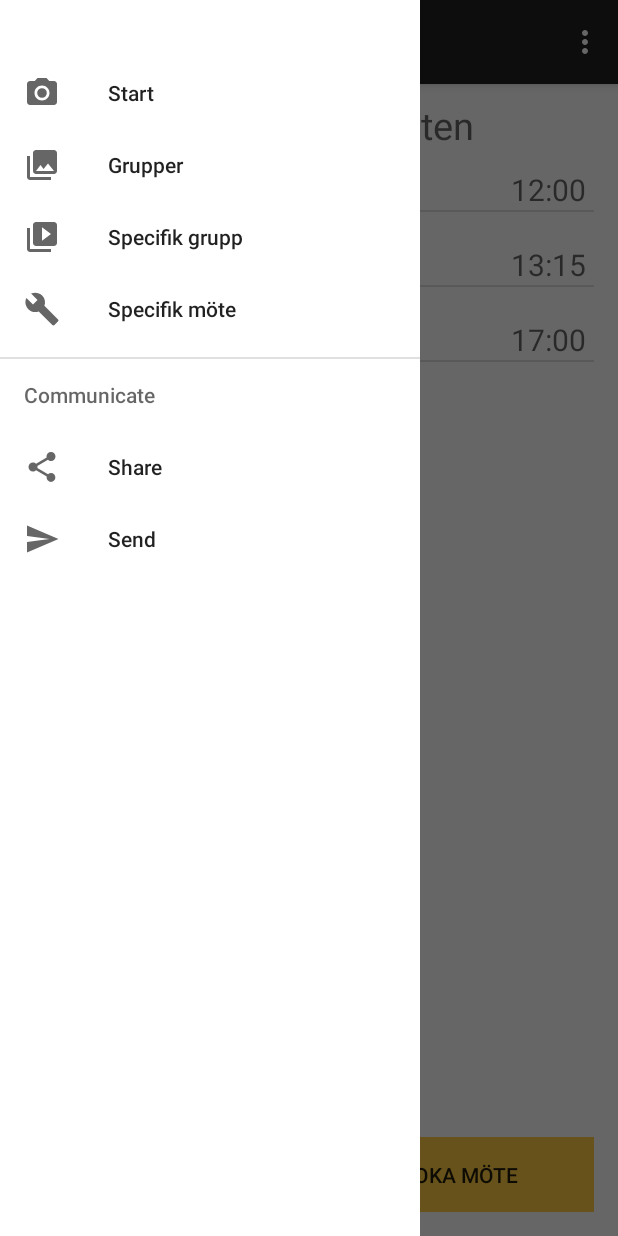
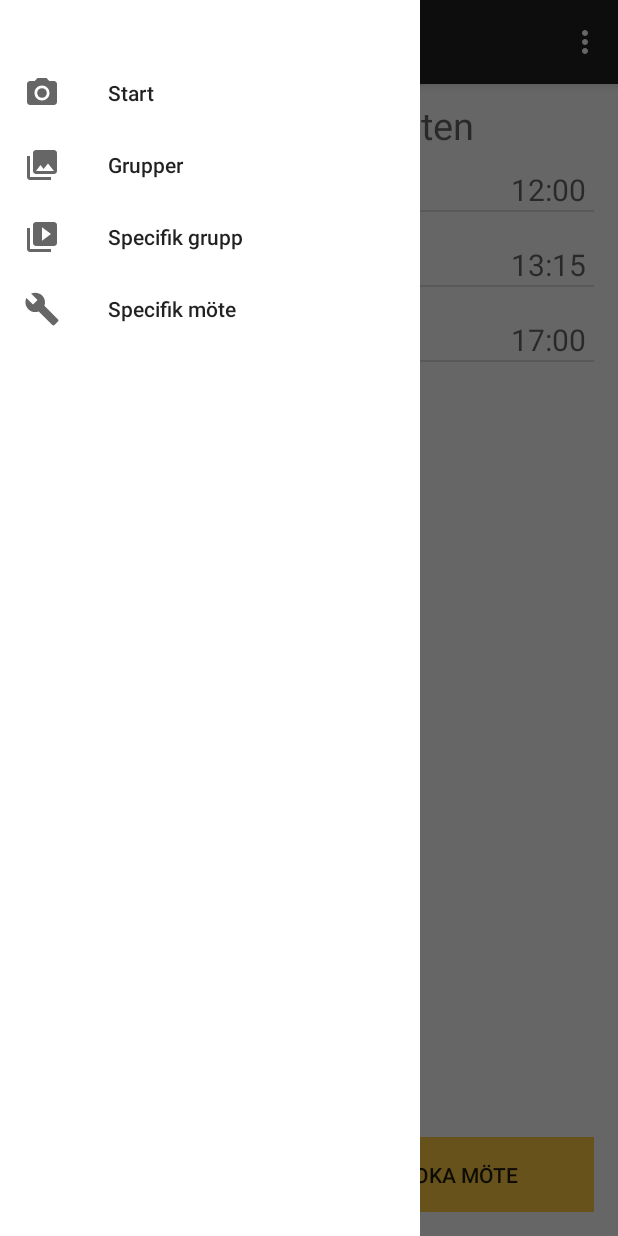
Before and after one commit to ettlitetlov/Drawer.senApp, an Android app: the screen it shows after launch (MainActivity), with the side drawer open, on a phone screen of 412 x 824 dp. Run offline under Robolectric (Android 15) with nearby library versions, the phone set to English and light mode, and no system bars.

Commit message:
Uppdatering av menyn

```diff
--- a/app/src/main/java/com/example/axel/drawer/MainActivity.java
+++ b/app/src/main/java/com/example/axel/drawer/MainActivity.java
@@ -113,9 +113,9 @@ public class MainActivity extends AppCompatActivity
             fragmentTransaction.addToBackStack(null);       //så att man kan gå tillbaka till förra sidan
             fragmentTransaction.commit();
 
-        } else if (id == R.id.nav_share) {
+       /* } else if (id == R.id.nav_share) { //tror att de här två är borttagna från menyn nu
 
-        } else if (id == R.id.nav_send) {
+        } else if (id == R.id.nav_send) { */
 
         }
 
--- a/app/src/main/res/menu/activity_main_drawer.xml
+++ b/app/src/main/res/menu/activity_main_drawer.xml
@@ -20,17 +20,4 @@
             android:title="Specifik möte" />
     </group>
 
-    <item android:title="Communicate">
-        <menu>
-                <item
-                    android:id="@+id/nav_share"
-                    android:icon="@drawable/ic_menu_share"
-                    android:title="Share" />
-                <item
-                    android:id="@+id/nav_send"
-                    android:icon="@drawable/ic_menu_send"
-                    android:title="Send" />
-        </menu>
-    </item>
-
 </menu>
```
